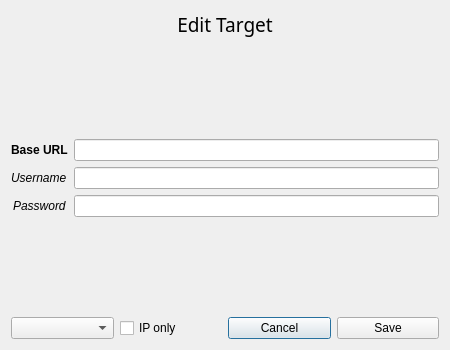
First picture: the form in core/qt5/EditTargetDialog.ui, repository 0xInfection/TIDoS-Framework, before the edit.
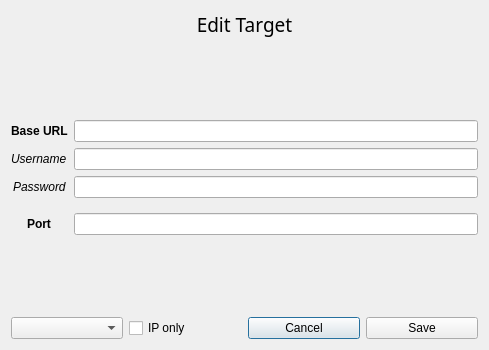
Second picture: the form after the edit. Icons and pictures are not drawn.

Commit message: added port support in GUI

Diff of the .ui file:
```diff
--- a/core/qt5/EditTargetDialog.ui
+++ b/core/qt5/EditTargetDialog.ui
@@ -6,7 +6,7 @@
    <rect>
     <x>0</x>
     <y>0</y>
-    <width>450</width>
+    <width>489</width>
     <height>350</height>
    </rect>
   </property>
@@ -121,6 +121,36 @@
      <item row="2" column="1">
       <widget class="QLineEdit" name="passwordField"/>
      </item>
+     <item row="4" column="1">
+      <widget class="QLineEdit" name="portEdit"/>
+     </item>
+     <item row="4" column="0">
+      <widget class="QLabel" name="portLabel">
+       <property name="font">
+        <font>
+         <weight>75</weight>
+         <bold>true</bold>
+        </font>
+       </property>
+       <property name="text">
+        <string>Port</string>
+       </property>
+      </widget>
+     </item>
+     <item row="3" column="1">
+      <widget class="Line" name="line">
+       <property name="orientation">
+        <enum>Qt::Horizontal</enum>
+       </property>
+      </widget>
+     </item>
+     <item row="3" column="0">
+      <widget class="Line" name="line_2">
+       <property name="orientation">
+        <enum>Qt::Horizontal</enum>
+       </property>
+      </widget>
+     </item>
     </layout>
    </item>
    <item>
```
The commit also changes 5 other files.
